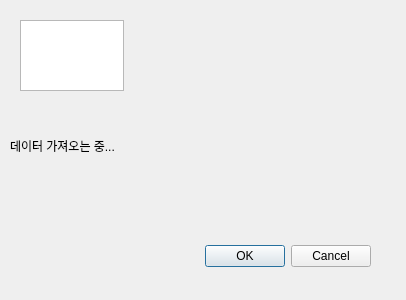
First picture: the form in src/qgis_plugin/IOT_DT_Module_dialog_base.ui, repository profkim2000/QGIS_IoT_plugin, before the edit.
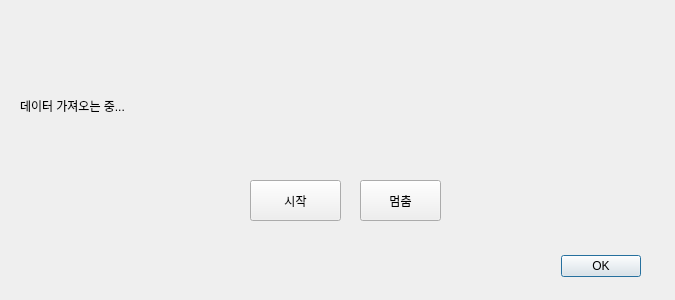
Second picture: the form after the edit.

Commit message: 시작 멈춤 버튼 추가. 시작 버튼 눌러야 데이터 가져온다.

```diff
--- a/src/qgis_plugin/IOT_DT_Module_dialog_base.ui
+++ b/src/qgis_plugin/IOT_DT_Module_dialog_base.ui
@@ -6,7 +6,7 @@
    <rect>
     <x>0</x>
     <y>0</y>
-    <width>406</width>
+    <width>675</width>
     <height>300</height>
    </rect>
   </property>
@@ -16,8 +16,8 @@
   <widget class="QDialogButtonBox" name="button_box">
    <property name="geometry">
     <rect>
-     <x>30</x>
-     <y>240</y>
+     <x>300</x>
+     <y>250</y>
      <width>341</width>
      <height>32</height>
     </rect>
@@ -26,15 +26,15 @@
     <enum>Qt::Horizontal</enum>
    </property>
    <property name="standardButtons">
-    <set>QDialogButtonBox::Cancel|QDialogButtonBox::Ok</set>
+    <set>QDialogButtonBox::Ok</set>
    </property>
   </widget>
   <widget class="QLabel" name="mylabel">
    <property name="geometry">
     <rect>
-     <x>10</x>
-     <y>120</y>
-     <width>391</width>
+     <x>20</x>
+     <y>80</y>
+     <width>631</width>
      <height>51</height>
     </rect>
    </property>
@@ -42,14 +42,36 @@
     <string>데이터 가져오는 중...</string>
    </property>
   </widget>
-  <widget class="QTextEdit" name="textEdit">
+  <widget class="QPushButton" name="btnStart">
    <property name="geometry">
     <rect>
-     <x>20</x>
-     <y>20</y>
-     <width>104</width>
-     <height>71</height>
+     <x>250</x>
+     <y>180</y>
+     <width>91</width>
+     <height>41</height>
     </rect>
+   </property>
+   <property name="toolTip">
+    <string>IoT 센서 데이터를 가져오기 시작합니다.</string>
+   </property>
+   <property name="text">
+    <string>시작</string>
+   </property>
+  </widget>
+  <widget class="QPushButton" name="btnStop">
+   <property name="geometry">
+    <rect>
+     <x>360</x>
+     <y>180</y>
+     <width>81</width>
+     <height>41</height>
+    </rect>
+   </property>
+   <property name="toolTip">
+    <string>데이터 갱신을 잠시 멈춥니다</string>
+   </property>
+   <property name="text">
+    <string>멈춤</string>
    </property>
   </widget>
  </widget>
```
The commit also changes 1 other file.
